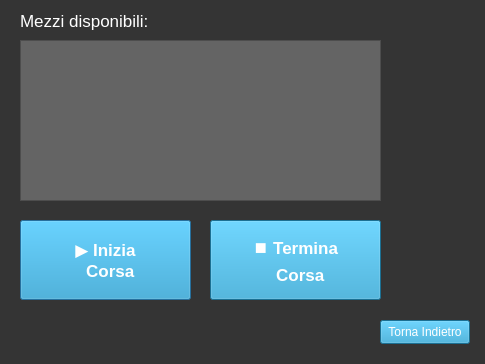
The window that Viste/Cliente/GUI/corsa.ui (GiulianiM/Noleggio) describes before a commit, drawn with Qt 5.
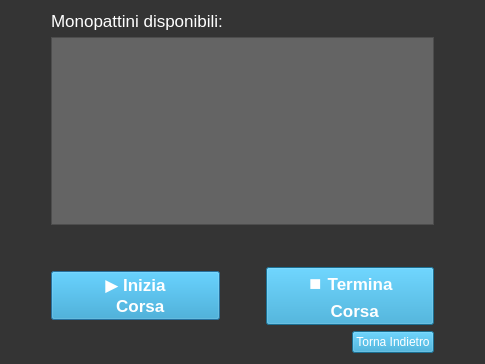
The same window after the commit. Icons and pictures are not drawn.

Diff of the .ui file:
```diff
--- a/Viste/Cliente/GUI/corsa.ui
+++ b/Viste/Cliente/GUI/corsa.ui
@@ -10,6 +10,12 @@
     <height>364</height>
    </rect>
   </property>
+  <property name="maximumSize">
+   <size>
+    <width>485</width>
+    <height>365</height>
+   </size>
+  </property>
   <property name="windowTitle">
    <string>Corsa</string>
   </property>
@@ -21,28 +27,13 @@
   <property name="styleSheet">
    <string notr="true">background-color: rgb(52, 52, 52);</string>
   </property>
-  <widget class="QListWidget" name="listWidget">
-   <property name="geometry">
-    <rect>
-     <x>20</x>
-     <y>40</y>
-     <width>361</width>
-     <height>161</height>
-    </rect>
-   </property>
-   <property name="styleSheet">
-    <string notr="true">background-color: rgb(100, 100, 100);</string>
-   </property>
-  </widget>
+  <layout class="QGridLayout" name="gridLayout">
+   <item row="0" column="1">
+    <layout class="QVBoxLayout" name="verticalLayout_2">
+     <item>
+      <layout class="QVBoxLayout" name="verticalLayout">
+       <item>
   <widget class="QLabel" name="label">
-   <property name="geometry">
-    <rect>
-     <x>20</x>
-     <y>5</y>
-     <width>201</width>
-     <height>31</height>
-    </rect>
-   </property>
    <property name="font">
     <font>
      <pointsize>13</pointsize>
@@ -52,22 +43,37 @@
     <string notr="true">color: rgb(255, 255, 255);</string>
    </property>
    <property name="text">
-    <string>Mezzi disponibili:</string>
-   </property>
-  </widget>
+          <string>Monopattini disponibili:</string>
+         </property>
+        </widget>
+       </item>
+       <item>
+        <widget class="QListWidget" name="listWidget">
+         <property name="styleSheet">
+          <string notr="true">background-color: rgb(100, 100, 100);</string>
+         </property>
+        </widget>
+       </item>
+       <item>
+        <spacer name="verticalSpacer">
+         <property name="orientation">
+          <enum>Qt::Vertical</enum>
+         </property>
+         <property name="sizeHint" stdset="0">
+          <size>
+           <width>20</width>
+           <height>40</height>
+          </size>
+         </property>
+        </spacer>
+       </item>
+       <item>
+        <layout class="QHBoxLayout" name="horizontalLayout">
+         <item>
   <widget class="QPushButton" name="bottone_inizia_corsa">
-   <property name="geometry">
-    <rect>
-     <x>20</x>
-     <y>220</y>
-     <width>171</width>
-     <height>80</height>
-    </rect>
-   </property>
    <property name="font">
     <font>
      <pointsize>13</pointsize>
-     <weight>75</weight>
      <bold>true</bold>
     </font>
    </property>
@@ -80,19 +86,28 @@
   Corsa</string>
    </property>
   </widget>
+         </item>
+         <item>
+          <spacer name="horizontalSpacer">
+           <property name="orientation">
+            <enum>Qt::Horizontal</enum>
+           </property>
+           <property name="sizeType">
+            <enum>QSizePolicy::Fixed</enum>
+           </property>
+           <property name="sizeHint" stdset="0">
+            <size>
+             <width>40</width>
+             <height>20</height>
+            </size>
+           </property>
+          </spacer>
+         </item>
+         <item>
   <widget class="QPushButton" name="bottone_termina_corsa">
-   <property name="geometry">
-    <rect>
-     <x>210</x>
-     <y>220</y>
-     <width>171</width>
-     <height>80</height>
-    </rect>
-   </property>
    <property name="font">
     <font>
      <pointsize>13</pointsize>
-     <weight>75</weight>
      <bold>true</bold>
     </font>
    </property>
@@ -108,15 +123,28 @@
     <bool>false</bool>
    </property>
   </widget>
+         </item>
+        </layout>
+       </item>
+      </layout>
+     </item>
+     <item>
+      <layout class="QHBoxLayout" name="horizontalLayout_2">
+       <item>
+        <spacer name="horizontalSpacer_4">
+         <property name="orientation">
+          <enum>Qt::Horizontal</enum>
+         </property>
+         <property name="sizeHint" stdset="0">
+          <size>
+           <width>40</width>
+           <height>20</height>
+          </size>
+         </property>
+        </spacer>
+       </item>
+       <item>
   <widget class="QPushButton" name="back_button">
-   <property name="geometry">
-    <rect>
-     <x>380</x>
-     <y>320</y>
-     <width>90</width>
-     <height>24</height>
-    </rect>
-   </property>
    <property name="styleSheet">
     <string notr="true">font-size:20; color:white;background-color:rgb(38, 157, 206)
 </string>
@@ -125,6 +153,44 @@
     <string>Torna Indietro</string>
    </property>
   </widget>
+       </item>
+      </layout>
+     </item>
+    </layout>
+   </item>
+   <item row="0" column="0">
+    <spacer name="horizontalSpacer_2">
+     <property name="orientation">
+      <enum>Qt::Horizontal</enum>
+     </property>
+     <property name="sizeType">
+      <enum>QSizePolicy::Fixed</enum>
+     </property>
+     <property name="sizeHint" stdset="0">
+      <size>
+       <width>40</width>
+       <height>20</height>
+      </size>
+     </property>
+    </spacer>
+   </item>
+   <item row="0" column="2">
+    <spacer name="horizontalSpacer_3">
+     <property name="orientation">
+      <enum>Qt::Horizontal</enum>
+     </property>
+     <property name="sizeType">
+      <enum>QSizePolicy::Fixed</enum>
+     </property>
+     <property name="sizeHint" stdset="0">
+      <size>
+       <width>40</width>
+       <height>20</height>
+      </size>
+     </property>
+    </spacer>
+   </item>
+  </layout>
  </widget>
  <resources/>
  <connections/>
```
Lines whose indentation alone changed are shown as unchanged.
